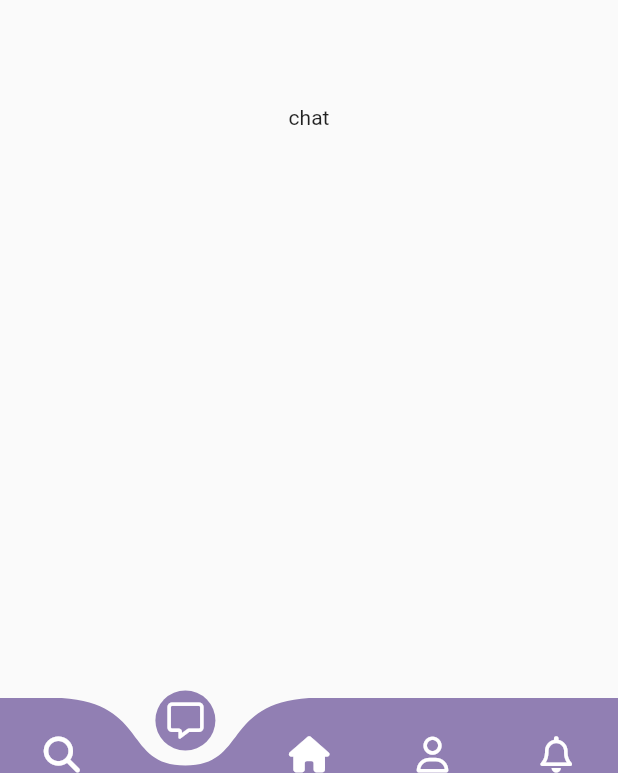
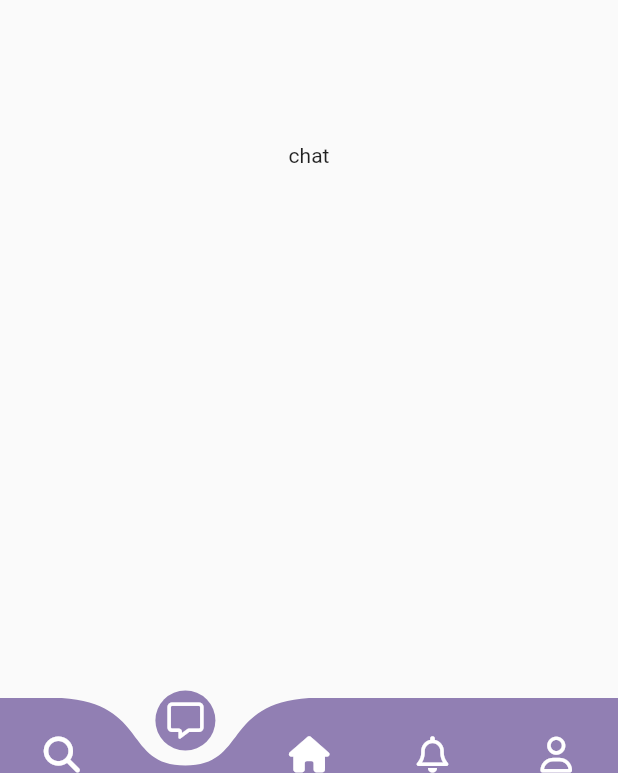
Before and after one commit to MazenJadaan/SocialMaster2, a Flutter app: the screen it shows after launch, item 2 of the bottom bar chosen, on a phone screen of 412 x 824 dp. Shown: the part 463-1236 px from the top of the screen. Run offline on Flutter 3.47's test engine with Material 2 defaults, Android fonts, the phone set to English and light mode, and no system bars; drawn by our look-alikes of curved_navigation_bar; our stand-ins replace font_awesome_flutter, google_sign_in, image_picker, smooth_page_indicator; network calls fail.

Commit message:
mohamad commit

```diff
--- a/lib/modules/app/home.dart
+++ b/lib/modules/app/home.dart
@@ -18,24 +18,24 @@ class Home extends StatefulWidget {
 
 class _HomeState extends State<Home> {
   int index = 2;
-  GlobalKey<CurvedNavigationBarState> _bottomKey = GlobalKey();
+  GlobalKey<CurvedNavigationBarState> bottomNavigationKey = GlobalKey();
   final screens = const [
     Search_Page(),
     Chat_Page(),
     Home_Page(),
+    Notifications_Page(),
     Profile_Page(),
-    Notifications_Page(),
   ];
 
   @override
   Widget build(BuildContext context) {
     return Scaffold(
+      extendBody: true,
       body: screens[index],
       bottomNavigationBar: CurvedNavigationBar(
         animationDuration: const Duration(milliseconds: 400),
         color: AppTheme.colors.purple,
         backgroundColor: Colors.transparent,
-
         items: const [
           FaIcon(
             FontAwesomeIcons.magnifyingGlass,
@@ -50,11 +50,11 @@ class _HomeState extends State<Home> {
             color: Colors.white,
           ),
           FaIcon(
-              FontAwesomeIcons.user,
+            FontAwesomeIcons.bell,
             color: Colors.white,
           ),
           FaIcon(
-              FontAwesomeIcons.bell,
+            FontAwesomeIcons.user,
             color: Colors.white,
           ),
         ],
@@ -66,8 +66,6 @@ class _HomeState extends State<Home> {
         height: 50,
       ),
 
-         // extendBody: true,
-
 
     );
   }
--- a/lib/modules/app/home_page_tabs/tab1.dart
+++ b/lib/modules/app/home_page_tabs/tab1.dart
@@ -9,6 +9,7 @@ class Tab1 extends StatelessWidget {
   @override
   Widget build(BuildContext context) {
     return Scaffold(
+
       body: SingleChildScrollView(
         child: Column(
           children: [
@@ -25,6 +26,7 @@ class Tab1 extends StatelessWidget {
                     "https://img.freepik.com/free-photo/wide-angle-shot-single-tree-growing-clouded-sky-during-sunset-surrounded-by-grass_181624-22807.jpg",
                 image:
                     "https://img.freepik.com/free-photo/wide-angle-shot-single-tree-growing-clouded-sky-during-sunset-surrounded-by-grass_181624-22807.jpg"),
+
           ],
         ),
       ),
--- a/pubspec.yaml
+++ b/pubspec.yaml
@@ -42,6 +42,8 @@ dependencies:
   smooth_page_indicator: ^1.1.0
   image_picker: ^0.8.7+5
   curved_navigation_bar: ^1.0.3
+  http: ^0.13.6
+
 
 dev_dependencies:
   flutter_test:
```
Also changed, not shown: lib/modules/app/pages/home_page.dart (+13 -13 lines), lib/shared/components/post_component.dart (+9 -14 lines), pubspec.lock. Lines whose indentation alone changed are shown as unchanged.
